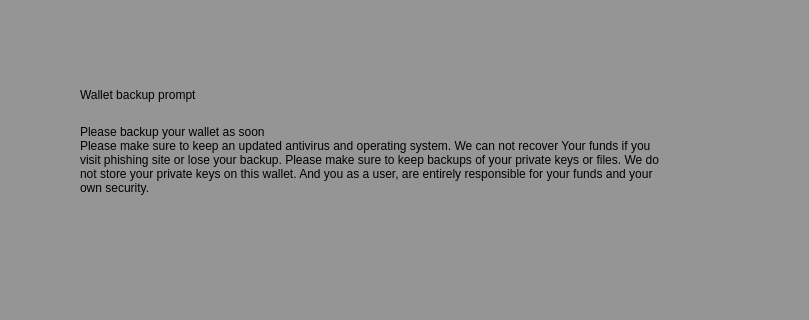
FantasyGold/FantasyGold-Core, file src/qt/forms/modaloverlay.ui: the form before one commit; both pictures show x 115 to 924 and y 159 to 479 of the 924 by 639 pixel window.
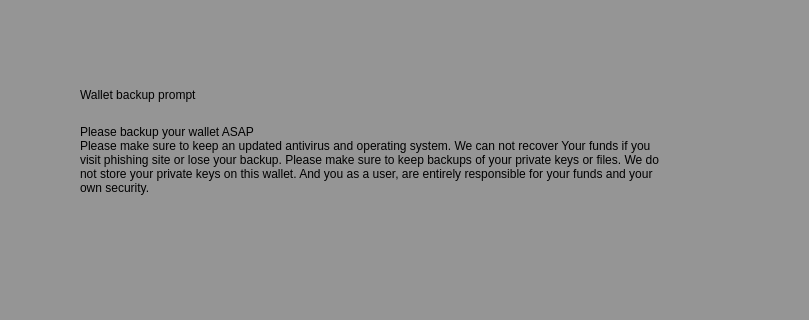
The form after the commit. The open tabs and pages were chosen to show the change. Custom widgets are drawn as their Qt base class.

```diff
--- a/src/qt/forms/modaloverlay.ui
+++ b/src/qt/forms/modaloverlay.ui
@@ -424,7 +424,7 @@
                <item row="1" column="1">
               <widget class="QLabel" name="labelMessage">
                <property name="text">
-                  <string>Please backup your wallet as soon
+                  <string>Please backup your wallet ASAP
 Please make sure to keep an updated antivirus and operating system. We can not recover Your funds if you visit phishing site or lose your backup. Please make sure to keep backups of your private keys or files. We do not store your private keys on this wallet. And you as a user, are entirely responsible for your funds and your own security.</string>
                </property>
                <property name="alignment">
```
